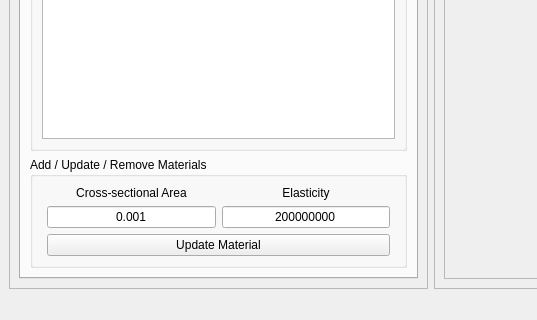
Qt form GUI.ui (mjamezquidilla/pysead) before a commit; both pictures show x 0 to 537 and y 502 to 822 of the 1181 by 822 pixel window.
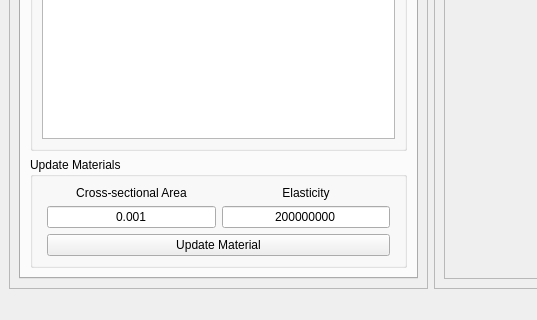
The same form after that commit. The open tabs and pages were chosen to show the change.

```diff
--- a/GUI.ui
+++ b/GUI.ui
@@ -461,7 +461,7 @@
              <item>
               <widget class="QGroupBox" name="groupBox_6">
                <property name="title">
-                <string>Add / Update / Remove Materials</string>
+                <string>Update Materials</string>
                </property>
                <layout class="QHBoxLayout" name="horizontalLayout_8">
                 <item>
```
